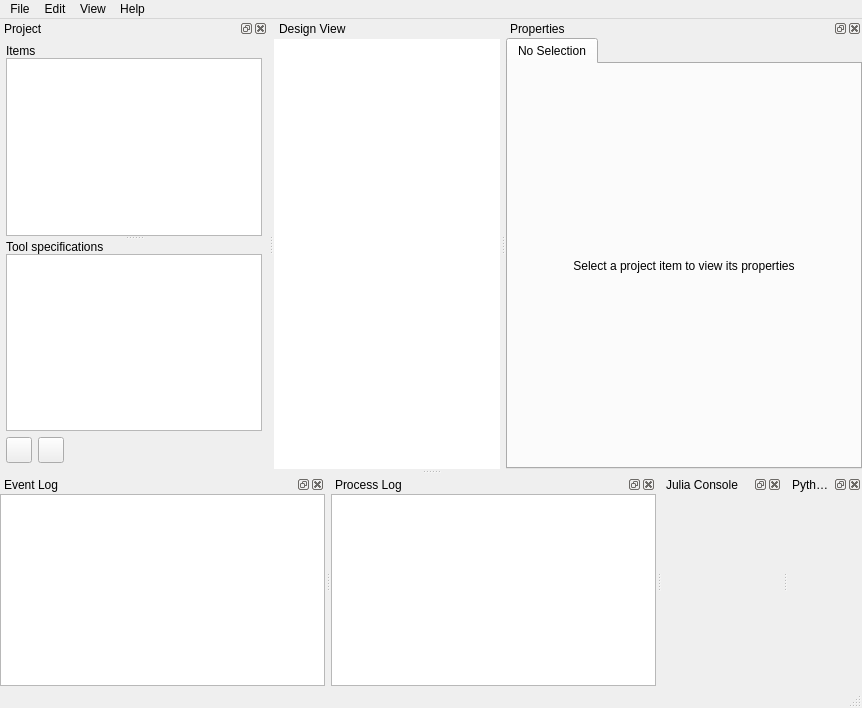
This is spinetoolbox/ui/mainwindow.ui in spine-tools/Spine-Toolbox as Qt 5 draws it before an edit. The edited form follows.
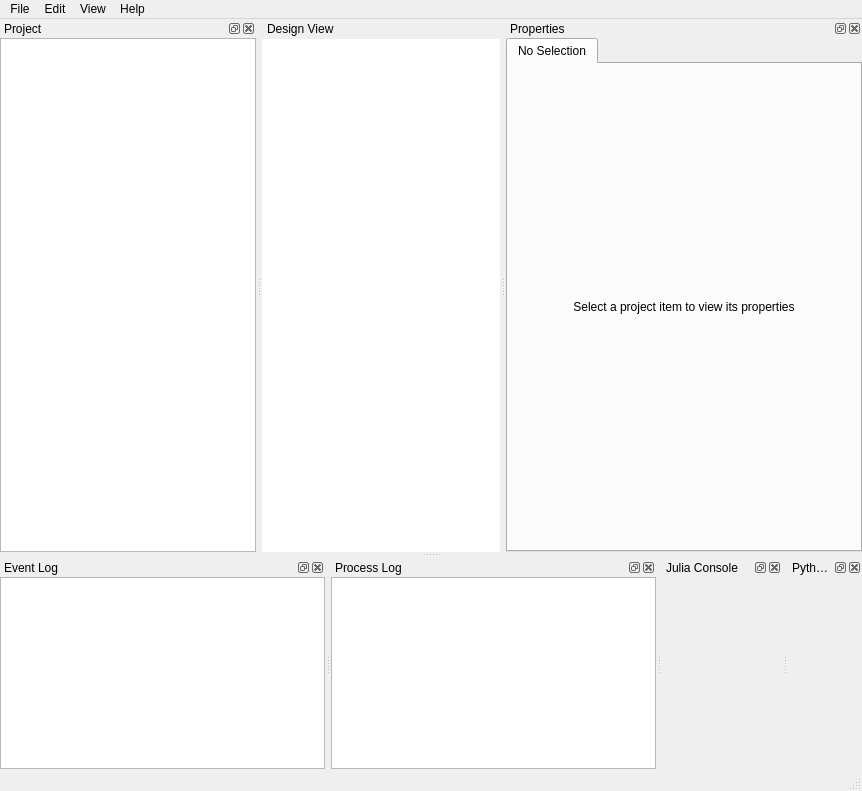
This is the edited form. Icons and pictures are not drawn. Custom widgets are drawn as their Qt base class.

Commit message:
Move tool specifications to main toolbar and make them draggable
Re #650

This is just to see how it would look to have lightweight plugins
int some near future. So now, tool specs are some sort of plugin
build on top of the Tool item, that behave similarly to project items
in the sense they can be dragged and added to the project directly.

```diff
--- a/spinetoolbox/ui/mainwindow.ui
+++ b/spinetoolbox/ui/mainwindow.ui
@@ -19,7 +19,7 @@
     <x>0</x>
     <y>0</y>
     <width>862</width>
-    <height>708</height>
+    <height>791</height>
    </rect>
   </property>
   <property name="windowTitle">
@@ -442,7 +442,7 @@
    <property name="minimumSize">
     <size>
      <width>136</width>
-     <height>320</height>
+     <height>344</height>
     </size>
    </property>
    <property name="windowTitle">
@@ -454,43 +454,20 @@
    <widget class="QWidget" name="dockWidgetContents_4">
     <layout class="QVBoxLayout" name="verticalLayout_4">
      <property name="spacing">
-      <number>6</number>
+      <number>1</number>
      </property>
      <property name="leftMargin">
-      <number>6</number>
+      <number>0</number>
      </property>
      <property name="topMargin">
-      <number>6</number>
+      <number>0</number>
      </property>
      <property name="rightMargin">
-      <number>6</number>
+      <number>0</number>
      </property>
      <property name="bottomMargin">
-      <number>6</number>
-     </property>
-     <item>
-      <widget class="QSplitter" name="splitter">
-       <property name="orientation">
-        <enum>Qt::Vertical</enum>
-       </property>
-       <property name="childrenCollapsible">
-        <bool>false</bool>
-       </property>
-       <widget class="QWidget" name="layoutWidget">
-        <layout class="QVBoxLayout" name="verticalLayout_5">
-         <property name="spacing">
           <number>0</number>
          </property>
-         <item>
-          <widget class="QLabel" name="label_4">
-           <property name="text">
-            <string>Items</string>
-           </property>
-           <property name="indent">
-            <number>-1</number>
-           </property>
-          </widget>
-         </item>
          <item>
           <widget class="QTreeView" name="treeView_project">
            <property name="sizePolicy">
@@ -521,121 +498,6 @@
          </item>
         </layout>
        </widget>
-       <widget class="QWidget" name="layoutWidget">
-        <layout class="QVBoxLayout" name="verticalLayout_2">
-         <property name="spacing">
-          <number>0</number>
-         </property>
-         <item>
-          <widget class="QLabel" name="label_3">
-           <property name="autoFillBackground">
-            <bool>false</bool>
-           </property>
-           <property name="frameShape">
-            <enum>QFrame::NoFrame</enum>
-           </property>
-           <property name="text">
-            <string>Tool specifications</string>
-           </property>
-           <property name="indent">
-            <number>-1</number>
-           </property>
-          </widget>
-         </item>
-         <item>
-          <widget class="QListView" name="listView_tool_specifications">
-           <property name="contextMenuPolicy">
-            <enum>Qt::CustomContextMenu</enum>
-           </property>
-           <property name="toolTip">
-            <string>&lt;html&gt;&lt;head/&gt;&lt;body&gt;&lt;p&gt;Tool specifications available in this project&lt;/p&gt;&lt;/body&gt;&lt;/html&gt;</string>
-           </property>
-          </widget>
-         </item>
-        </layout>
-       </widget>
-      </widget>
-     </item>
-     <item>
-      <layout class="QHBoxLayout" name="horizontalLayout">
-       <item>
-        <widget class="QToolButton" name="toolButton_add_tool_specification">
-         <property name="sizePolicy">
-          <sizepolicy hsizetype="Fixed" vsizetype="Fixed">
-           <horstretch>0</horstretch>
-           <verstretch>0</verstretch>
-          </sizepolicy>
-         </property>
-         <property name="minimumSize">
-          <size>
-           <width>26</width>
-           <height>26</height>
-          </size>
-         </property>
-         <property name="maximumSize">
-          <size>
-           <width>26</width>
-           <height>26</height>
-          </size>
-         </property>
-         <property name="toolTip">
-          <string>&lt;html&gt;&lt;head/&gt;&lt;body&gt;&lt;p&gt;Create new or add an existing Tool specification to project&lt;/p&gt;&lt;/body&gt;&lt;/html&gt;</string>
-         </property>
-         <property name="icon">
-          <iconset resource="resources/resources_icons.qrc">
-           <normaloff>:/icons/wrench_plus.svg</normaloff>:/icons/wrench_plus.svg</iconset>
-         </property>
-         <property name="popupMode">
-          <enum>QToolButton::InstantPopup</enum>
-         </property>
-        </widget>
-       </item>
-       <item>
-        <widget class="QToolButton" name="toolButton_remove_tool_specification">
-         <property name="sizePolicy">
-          <sizepolicy hsizetype="Fixed" vsizetype="Fixed">
-           <horstretch>0</horstretch>
-           <verstretch>0</verstretch>
-          </sizepolicy>
-         </property>
-         <property name="minimumSize">
-          <size>
-           <width>26</width>
-           <height>26</height>
-          </size>
-         </property>
-         <property name="maximumSize">
-          <size>
-           <width>26</width>
-           <height>26</height>
-          </size>
-         </property>
-         <property name="toolTip">
-          <string>&lt;html&gt;&lt;head/&gt;&lt;body&gt;&lt;p&gt;Remove (selected) Tool specification from project&lt;/p&gt;&lt;/body&gt;&lt;/html&gt;</string>
-         </property>
-         <property name="icon">
-          <iconset resource="resources/resources_icons.qrc">
-           <normaloff>:/icons/wrench_minus.svg</normaloff>:/icons/wrench_minus.svg</iconset>
-         </property>
-        </widget>
-       </item>
-       <item>
-        <spacer name="horizontalSpacer">
-         <property name="orientation">
-          <enum>Qt::Horizontal</enum>
-         </property>
-         <property name="sizeHint" stdset="0">
-          <size>
-           <width>40</width>
-           <height>20</height>
-          </size>
-         </property>
-        </spacer>
-       </item>
-      </layout>
-     </item>
-    </layout>
-   </widget>
   </widget>
   <widget class="QDockWidget" name="dockWidget_python_repl">
    <property name="floating">
```
Left out of the diff: 7 changed lines with no effect on the pictures. Lines whose indentation alone changed are shown as unchanged. The commit also changes 19 other files.
